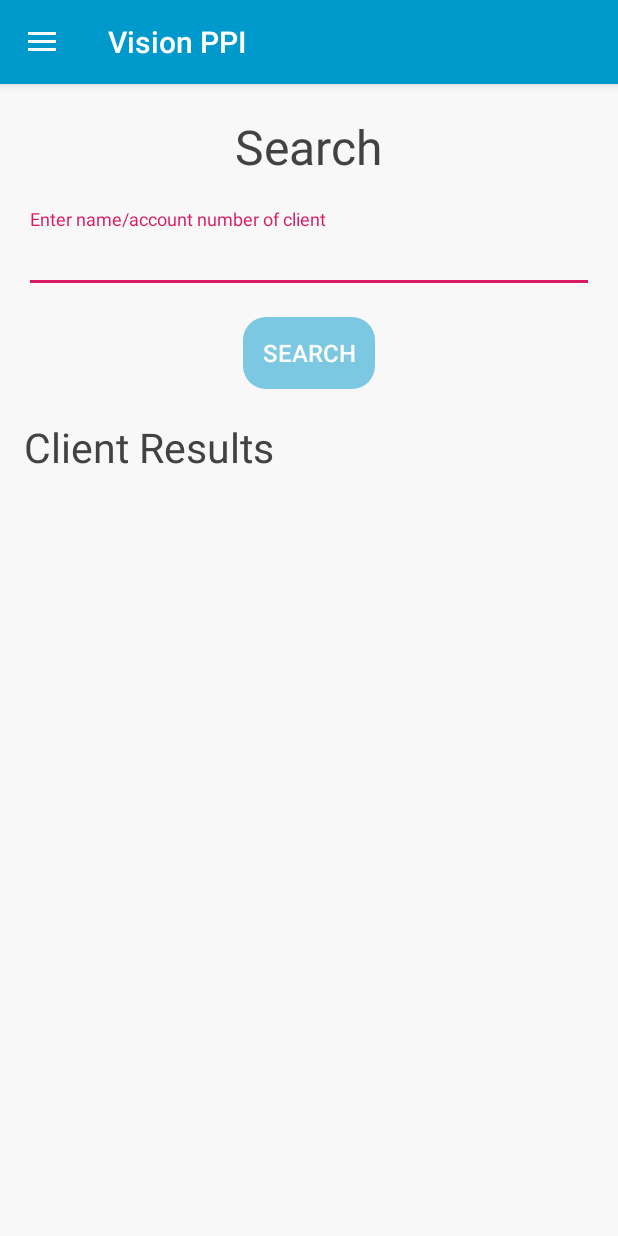
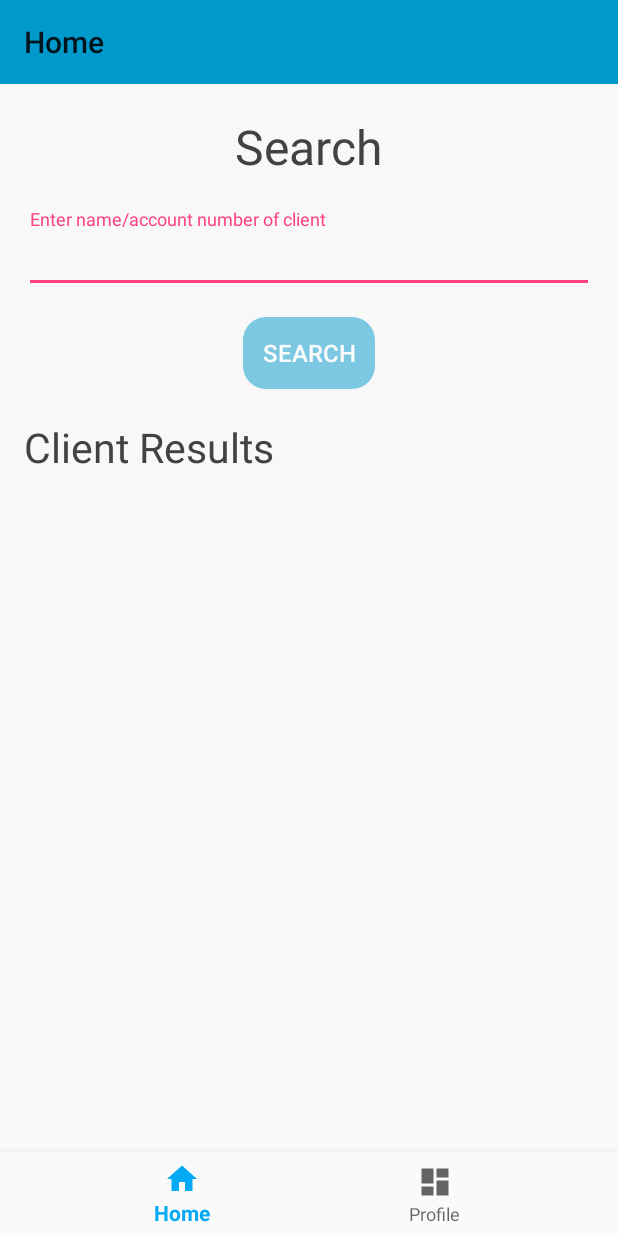
Before and after one commit to openMF/ppi-vision, an Android app: the MainActivity screen opened directly, with no data from a screen before it, on a phone screen of 412 x 824 dp. Run offline under Robolectric (Android 15) with nearby library versions, the phone set to English and light mode, and no system bars; our stand-ins replace navigation-ui; libraries missing offline, so code that uses them is left out: khttp.get, org.jetbrains.anko.

Commit message:
Shift to a bottom navigation layout

```diff
--- /dev/null
+++ b/visionppi/app/src/main/java/org/mifos/visionppi/MainActivity.kt
@@ -0,0 +1,30 @@
+package org.mifos.visionppi
+
+import android.os.Bundle
+import com.google.android.material.bottomnavigation.BottomNavigationView
+import androidx.appcompat.app.AppCompatActivity
+import androidx.navigation.findNavController
+import androidx.navigation.ui.AppBarConfiguration
+import androidx.navigation.ui.setupActionBarWithNavController
+import androidx.navigation.ui.setupWithNavController
+import kotlinx.android.synthetic.main.toolbar.*
+
+class MainActivity : AppCompatActivity() {
+
+    override fun onCreate(savedInstanceState: Bundle?) {
+        super.onCreate(savedInstanceState)
+        setContentView(R.layout.activity_main2)
+        setSupportActionBar(appToolbar)
+        val actionBar = supportActionBar
+        actionBar?.title = "OK"
+        val navView: BottomNavigationView = findViewById(R.id.nav_view)
+
+        val navController = findNavController(R.id.nav_host_fragment)
+        // Passing each menu ID as a set of Ids because each
+        // menu should be considered as top level destinations.
+        val appBarConfiguration = AppBarConfiguration(setOf(
+                R.id.navigation_home, R.id.navigation_dashboard))
+        setupActionBarWithNavController(navController, appBarConfiguration)
+        navView.setupWithNavController(navController)
+    }
+}
--- a/visionppi/app/src/main/java/org/mifos/visionppi/ui/activities/LoginActivity.kt
+++ b/visionppi/app/src/main/java/org/mifos/visionppi/ui/activities/LoginActivity.kt
@@ -15,7 +15,7 @@ import kotlinx.android.synthetic.main.activity_login.*
 import org.mifos.visionppi.R
 import org.mifos.visionppi.presenters.LoginPresenter
 import org.mifos.visionppi.ui.activities.base.BaseActivity
-import org.mifos.visionppi.ui.home.MainActivity
+import org.mifos.visionppi.MainActivity
 import org.mifos.visionppi.ui.views.LoginView
 import org.mifos.visionppi.utils.Network
 import org.mifos.visionppi.utils.Toaster
--- a/visionppi/app/src/main/java/org/mifos/visionppi/ui/activities/SplashActivity.kt
+++ b/visionppi/app/src/main/java/org/mifos/visionppi/ui/activities/SplashActivity.kt
@@ -4,7 +4,7 @@ import android.content.Intent
 import android.os.Bundle
 import org.mifos.visionppi.api.local.PreferencesHelper
 import org.mifos.visionppi.ui.activities.base.BaseActivity
-import org.mifos.visionppi.ui.home.MainActivity
+import org.mifos.visionppi.MainActivity
 
 /**
  * @author yashk2000
--- a/visionppi/app/src/main/java/org/mifos/visionppi/ui/home/MainActivity.kt
+++ b/visionppi/app/src/main/java/org/mifos/visionppi/ui/home/MainActivity.kt
@@ -8,18 +8,19 @@ import android.os.AsyncTask
 import android.os.Bundle
 import android.text.Editable
 import android.text.TextWatcher
+import android.view.*
 import com.google.android.material.navigation.NavigationView
 import androidx.core.view.GravityCompat
 import androidx.appcompat.app.ActionBarDrawerToggle
 import androidx.appcompat.app.AppCompatActivity
-import android.view.Menu
-import android.view.MenuItem
-import android.view.View
 import android.view.inputmethod.EditorInfo
 import android.view.inputmethod.InputMethodManager
 import android.widget.TextView
 import android.widget.Toast
+import androidx.core.content.ContextCompat.getSystemService
 import androidx.databinding.DataBindingUtil
+import androidx.fragment.app.Fragment
+import androidx.fragment.app.FragmentActivity
 import androidx.recyclerview.widget.LinearLayoutManager
 import kotlinx.android.synthetic.main.activity_main.*
 import kotlinx.android.synthetic.main.app_bar_main.*
@@ -42,24 +43,25 @@ import org.mifos.visionppi.utils.PrefManager
  * Created by Apoorva M K on 25/06/19.
  */
 
-class MainActivity : AppCompatActivity(), NavigationView.OnNavigationItemSelectedListener,
-    MainMVPView {
+class MainActivity : Fragment(), MainMVPView {
 
-    lateinit var binding: ActivityMainBinding
     lateinit var clientList: List<Client>
     var mMainPresenter: MainPresenter = MainPresenter()
 
 
-    override fun onCreate(savedInstanceState: Bundle?) {
+    override fun onCreateView(
+            inflater: LayoutInflater,
+            container: ViewGroup?,
+            savedInstanceState: Bundle?
+    ): View? {
         super.onCreate(savedInstanceState)
-        setSupportActionBar(toolbar)
+        val root = inflater.inflate(R.layout.content_main, container, false)
+        return root
+    }
 
-        binding = DataBindingUtil.setContentView(this, R.layout.activity_main)
-        client_search_list.layoutManager = LinearLayoutManager(this)
-
-        setSupportActionBar(toolbar)
-        val actionBar = supportActionBar
-        actionBar?.title = getString(R.string.app_name)
+    override fun onViewCreated(view: View, savedInstanceState: Bundle?) {
+        super.onViewCreated(view, savedInstanceState)
+        client_search_list.layoutManager = LinearLayoutManager(requireContext())
 
         search_query.setOnEditorActionListener(TextView.OnEditorActionListener { v, actionId, event ->
             if (actionId == EditorInfo.IME_ACTION_SEARCH) {
@@ -90,42 +92,15 @@ class MainActivity : AppCompatActivity(), NavigationView.OnNavigationItemSelecte
         search_btn.setOnClickListener {
             performSearch()
         }
-
-        val toggle: ActionBarDrawerToggle = object :
-            ActionBarDrawerToggle(
-                this,
-                drawer_layout,
-                toolbar,
-                R.string.navigation_drawer_open,
-                R.string.navigation_drawer_close
-            ) {
-            override
-            fun onDrawerOpened(drawerView: View) {
-                super.onDrawerOpened(drawerView)
-                val inputMethodManager: InputMethodManager =
-                    getSystemService(Context.INPUT_METHOD_SERVICE) as InputMethodManager
-                inputMethodManager.hideSoftInputFromWindow(currentFocus?.windowToken, 0)
-
-                profile_section.setOnClickListener {
-                    val intent = Intent(applicationContext, UserProfileActivity::class.java)
-                    startActivity(intent)
-                }
-            }
-        }
-        drawer_layout.addDrawerListener(toggle)
-        toggle.syncState()
-
-        nav_view.setNavigationItemSelectedListener(this)
     }
 
     private fun performSearch() {
-        if (networkAvailable(this)) {
+        if (networkAvailable(requireActivity())) {
             search_query.onEditorAction(EditorInfo.IME_ACTION_DONE)
             if (search_query.text.toString().length == 0)
                 searchError()
             else {
-                val inputMethodManager =
-                    getSystemService(Activity.INPUT_METHOD_SERVICE) as InputMethodManager
+                val inputMethodManager = activity?.getSystemService(Context.INPUT_METHOD_SERVICE) as InputMethodManager
                 inputMethodManager.hideSoftInputFromWindow(search_btn.windowToken, 0)
                 search(search_query.text.toString())
             }
@@ -134,65 +109,17 @@ class MainActivity : AppCompatActivity(), NavigationView.OnNavigationItemSelecte
         }
     }
 
-    private fun networkAvailable(activity: AppCompatActivity): Boolean {
+    private fun networkAvailable(activity: FragmentActivity): Boolean {
         val connectivityManager =
             activity.getSystemService(Context.CONNECTIVITY_SERVICE) as ConnectivityManager
         val networkInfo = connectivityManager.activeNetworkInfo
         return networkInfo != null && networkInfo.isConnected
     }
 
-    override fun onBackPressed() {
-        if (drawer_layout.isDrawerOpen(GravityCompat.START)) {
-            drawer_layout.closeDrawer(GravityCompat.START)
-        } else {
-            super.onBackPressed()
-        }
-    }
-
-    /*override fun onCreateOptionsMenu(menu: Menu): Boolean {
-        menuInflater.inflate(R.menu.main, menu)
-        return true
-    }
-
     override fun onOptionsItemSelected(item: MenuItem): Boolean {
         when (item.itemId) {
-            R.id.action_settings -> return true
             else -> return super.onOptionsItemSelected(item)
         }
-    }*/
-
-    override fun onNavigationItemSelected(item: MenuItem): Boolean {
-        when (item.itemId) {
-            R.id.nav_profile -> {
-                val intent = Intent(applicationContext, UserProfileActivity::class.java)
-                startActivity(intent)
-            }
-            R.id.nav_home -> {
-                val intent = Intent(applicationContext, MainActivity::class.java)
-                startActivity(intent)
-            }
-            R.id.share -> {
-                val sendIntent = Intent()
-                sendIntent.action = Intent.ACTION_SEND
-                sendIntent.putExtra(
-                    Intent.EXTRA_TEXT,
-                    getString(R.string.install_vision).toString() + "\n" + getString(R.string.download_link)
-                )
-                sendIntent.type = "text/plain"
-                startActivity(sendIntent)
-            }
-            R.id.logout -> {
-                val preferencesHelper = PreferencesHelper(baseContext)
-                preferencesHelper.clear()
-                val prefManager = PrefManager()
-                prefManager.clear(this, baseContext)
-                val intent = Intent(applicationContext, LoginActivity::class.java)
-                startActivity(intent)
-            }
-        }
-
-        drawer_layout.closeDrawer(GravityCompat.START)
-        return true
     }
 
     override fun searchError() {
@@ -200,7 +127,7 @@ class MainActivity : AppCompatActivity(), NavigationView.OnNavigationItemSelecte
     }
 
     override fun showToastMessage(string: String) {
-        Toast.makeText(this, string, Toast.LENGTH_SHORT).show()
+        Toast.makeText(requireContext(), string, Toast.LENGTH_SHORT).show()
     }
 
     override fun searchUnsuccessful() {
@@ -220,14 +147,14 @@ class MainActivity : AppCompatActivity(), NavigationView.OnNavigationItemSelecte
 
     private fun onClick(item: Client) {
 
-        val intent = Intent(applicationContext, ClientProfileActivity::class.java)
+        val intent = Intent(context, ClientProfileActivity::class.java)
         intent.putExtra("client", item)
         startActivity(intent)
 
     }
 
     fun doSearch(string: String): List<Client> {
-        return mMainPresenter.searchClients(string, applicationContext, this)
+        return mMainPresenter.searchClients(string, requireContext(), requireActivity())
     }
 
     fun makelist() {
@@ -235,6 +162,6 @@ class MainActivity : AppCompatActivity(), NavigationView.OnNavigationItemSelecte
             searchUnsuccessful()
 
         client_search_list.adapter =
-                ClientSearchAdapter(clientList, this, { item -> onClick(item) })
+                ClientSearchAdapter(clientList, requireContext(), { item -> onClick(item) })
     }
 }
--- a/visionppi/app/src/main/java/org/mifos/visionppi/ui/home/MainPresenter.kt
+++ b/visionppi/app/src/main/java/org/mifos/visionppi/ui/home/MainPresenter.kt
@@ -4,6 +4,7 @@ import android.app.Activity
 import android.content.Context
 import android.os.StrictMode
 import android.util.Log
+import androidx.fragment.app.FragmentActivity
 import com.google.gson.Gson
 import khttp.get
 import org.json.JSONArray
@@ -23,7 +24,7 @@ class MainPresenter : BasePresenter<MainMVPView>() {
 
     var mUserProfilePresenter : UserProfilePresenter = UserProfilePresenter()
 
-    fun searchClients(query: String, context:Context, activity: Activity) : MutableList<Client> {
+    fun searchClients(query: String, context:Context, activity: FragmentActivity) : MutableList<Client> {
 
         //val policy = StrictMode.ThreadPolicy.Builder().permitAll().build()
 
--- a/visionppi/app/src/main/java/org/mifos/visionppi/ui/user_profile/UserProfilePresenter.kt
+++ b/visionppi/app/src/main/java/org/mifos/visionppi/ui/user_profile/UserProfilePresenter.kt
@@ -2,6 +2,7 @@ package org.mifos.visionppi.ui.user_profile
 
 import android.app.Activity
 import android.content.Context
+import androidx.fragment.app.FragmentActivity
 import com.google.gson.Gson
 import org.mifos.visionppi.R
 import org.mifos.visionppi.base.BasePresenter
--- /dev/null
+++ b/visionppi/app/src/main/res/drawable/ic_dashboard_black_24dp.xml
@@ -0,0 +1,9 @@
+<vector xmlns:android="http://schemas.android.com/apk/res/android"
+    android:width="24dp"
+    android:height="24dp"
+    android:viewportWidth="24.0"
+    android:viewportHeight="24.0">
+    <path
+        android:fillColor="#FF000000"
+        android:pathData="M3,13h8L11,3L3,3v10zM3,21h8v-6L3,15v6zM13,21h8L21,11h-8v10zM13,3v6h8L21,3h-8z" />
+</vector>
--- /dev/null
+++ b/visionppi/app/src/main/res/drawable/ic_home_black_24dp.xml
@@ -0,0 +1,9 @@
+<vector xmlns:android="http://schemas.android.com/apk/res/android"
+    android:width="24dp"
+    android:height="24dp"
+    android:viewportWidth="24.0"
+    android:viewportHeight="24.0">
+    <path
+        android:fillColor="#FF000000"
+        android:pathData="M10,20v-6h4v6h5v-8h3L12,3 2,12h3v8z" />
+</vector>
--- /dev/null
+++ b/visionppi/app/src/main/res/layout/activity_main2.xml
@@ -0,0 +1,34 @@
+<?xml version="1.0" encoding="utf-8"?>
+<androidx.constraintlayout.widget.ConstraintLayout xmlns:android="http://schemas.android.com/apk/res/android"
+    xmlns:app="http://schemas.android.com/apk/res-auto"
+    android:id="@+id/container"
+    android:layout_width="match_parent"
+    android:layout_height="match_parent">
+
+    <include layout="@layout/toolbar" />
+
+    <com.google.android.material.bottomnavigation.BottomNavigationView
+        android:id="@+id/nav_view"
+        android:layout_width="0dp"
+        android:layout_height="wrap_content"
+        android:layout_marginStart="0dp"
+        android:layout_marginEnd="0dp"
+        android:background="?android:attr/windowBackground"
+        app:layout_constraintBottom_toBottomOf="parent"
+        app:layout_constraintLeft_toLeftOf="parent"
+        app:layout_constraintRight_toRightOf="parent"
+        app:menu="@menu/bottom_nav_menu" />
+
+    <fragment
+        android:id="@+id/nav_host_fragment"
+        android:name="androidx.navigation.fragment.NavHostFragment"
+        android:layout_width="match_parent"
+        android:layout_height="match_parent"
+        app:defaultNavHost="true"
+        app:layout_constraintBottom_toTopOf="@id/nav_view"
+        app:layout_constraintLeft_toLeftOf="parent"
+        app:layout_constraintRight_toRightOf="parent"
+        app:layout_constraintTop_toTopOf="parent"
+        app:navGraph="@navigation/mobile_navigation" />
+
+</androidx.constraintlayout.widget.ConstraintLayout>
--- a/visionppi/app/src/main/res/layout/activity_user_profile.xml
+++ b/visionppi/app/src/main/res/layout/activity_user_profile.xml
@@ -11,9 +11,8 @@
             android:layout_width="match_parent"
             android:layout_height="match_parent"
             android:orientation="vertical"
+            android:layout_marginTop="56sp"
             app:layout_behavior="@string/appbar_scrolling_view_behavior">
-
-        <include layout="@layout/toolbar" />
 
         <ScrollView
                 android:layout_width="match_parent"
--- a/visionppi/app/src/main/res/layout/content_main.xml
+++ b/visionppi/app/src/main/res/layout/content_main.xml
@@ -1,24 +1,19 @@
 <?xml version="1.0" encoding="utf-8"?>
-<layout xmlns:android="http://schemas.android.com/apk/res/android"
+<androidx.constraintlayout.widget.ConstraintLayout xmlns:android="http://schemas.android.com/apk/res/android"
     xmlns:app="http://schemas.android.com/apk/res-auto"
-        xmlns:tools="http://schemas.android.com/tools">
-
-    <androidx.constraintlayout.widget.ConstraintLayout
-
+    xmlns:tools="http://schemas.android.com/tools"
     android:layout_width="match_parent"
     android:layout_height="match_parent"
-            app:layout_behavior="@string/appbar_scrolling_view_behavior"
-            tools:context="org.mifos.visionppi.ui.home.MainActivity"
-            tools:showIn="@layout/app_bar_main">
+    tools:context=".ui.home.MainActivity">
 
     <LinearLayout
         android:layout_width="match_parent"
-                android:layout_height="match_parent"
+        android:layout_height="wrap_content"
         android:background="@color/veryLightGray"
         android:orientation="vertical"
         android:padding="@dimen/ll_margin"
-                tools:layout_editor_absoluteX="-16dp"
-                tools:layout_editor_absoluteY="-62dp">
+        android:layout_marginTop="56sp"
+        app:layout_constraintTop_toTopOf="parent">
 
         <TextView
             android:id="@+id/textView5"
@@ -69,11 +64,9 @@
         <androidx.recyclerview.widget.RecyclerView
             android:id="@+id/client_search_list"
             android:layout_width="match_parent"
-                    android:layout_height="match_parent"
+            android:layout_height="wrap_content"
             app:layoutManager="androidx.recyclerview.widget.LinearLayoutManager" />
 
 
     </LinearLayout>
-
 </androidx.constraintlayout.widget.ConstraintLayout>
-</layout>
--- /dev/null
+++ b/visionppi/app/src/main/res/menu/bottom_nav_menu.xml
@@ -0,0 +1,14 @@
+<?xml version="1.0" encoding="utf-8"?>
+<menu xmlns:android="http://schemas.android.com/apk/res/android">
+
+    <item
+        android:id="@+id/navigation_home"
+        android:icon="@drawable/ic_home_black_24dp"
+        android:title="@string/title_home" />
+
+    <item
+        android:id="@+id/navigation_dashboard"
+        android:icon="@drawable/ic_dashboard_black_24dp"
+        android:title="@string/title_dashboard" />
+
+</menu>
--- /dev/null
+++ b/visionppi/app/src/main/res/navigation/mobile_navigation.xml
@@ -0,0 +1,19 @@
+<?xml version="1.0" encoding="utf-8"?>
+<navigation xmlns:android="http://schemas.android.com/apk/res/android"
+    xmlns:app="http://schemas.android.com/apk/res-auto"
+    xmlns:tools="http://schemas.android.com/tools"
+    android:id="@+id/mobile_navigation"
+    app:startDestination="@+id/navigation_home">
+
+    <fragment
+        android:id="@+id/navigation_home"
+        android:name="org.mifos.visionppi.ui.home.MainActivity"
+        android:label="@string/title_home"
+        tools:layout="@layout/content_main" />
+
+    <fragment
+        android:id="@+id/navigation_dashboard"
+        android:name="org.mifos.visionppi.ui.user_profile.UserProfileActivity"
+        android:label="@string/title_dashboard"
+        tools:layout="@layout/activity_user_profile" />
+</navigation>
--- a/visionppi/app/src/main/res/values/strings.xml
+++ b/visionppi/app/src/main/res/values/strings.xml
@@ -56,5 +56,9 @@
     <string name="search_query">Enter name/account number of client</string>
     <string name="search_results">Client Results</string>
     <string name="object_detection_results">Object Detection Results</string>
+    <string name="title_activity_main">MainActivity</string>
+    <string name="title_home">Home</string>
+    <string name="title_dashboard">Profile</string>
+    <string name="title_notifications">Notifications</string>
 
 </resources>
```
Also changed, not shown: visionppi/app/build.gradle (+11 -0 lines), visionppi/app/src/main/AndroidManifest.xml (+23 -34 lines), visionppi/app/src/main/java/org/mifos/visionppi/ui/user_profile/UserProfileActivity.kt (+26 -17 lines), visionppi/app/src/main/res/drawable/ic_notifications_black_24dp.xml (added, +9 -0 lines). Lines whose indentation alone changed are shown as unchanged.
